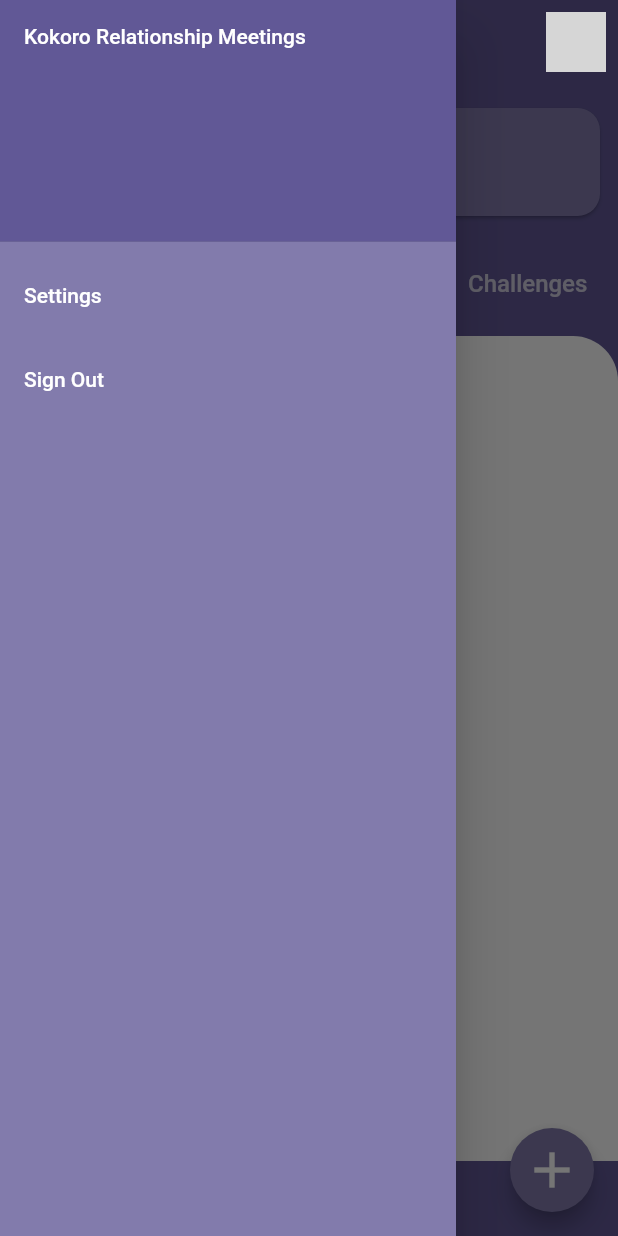
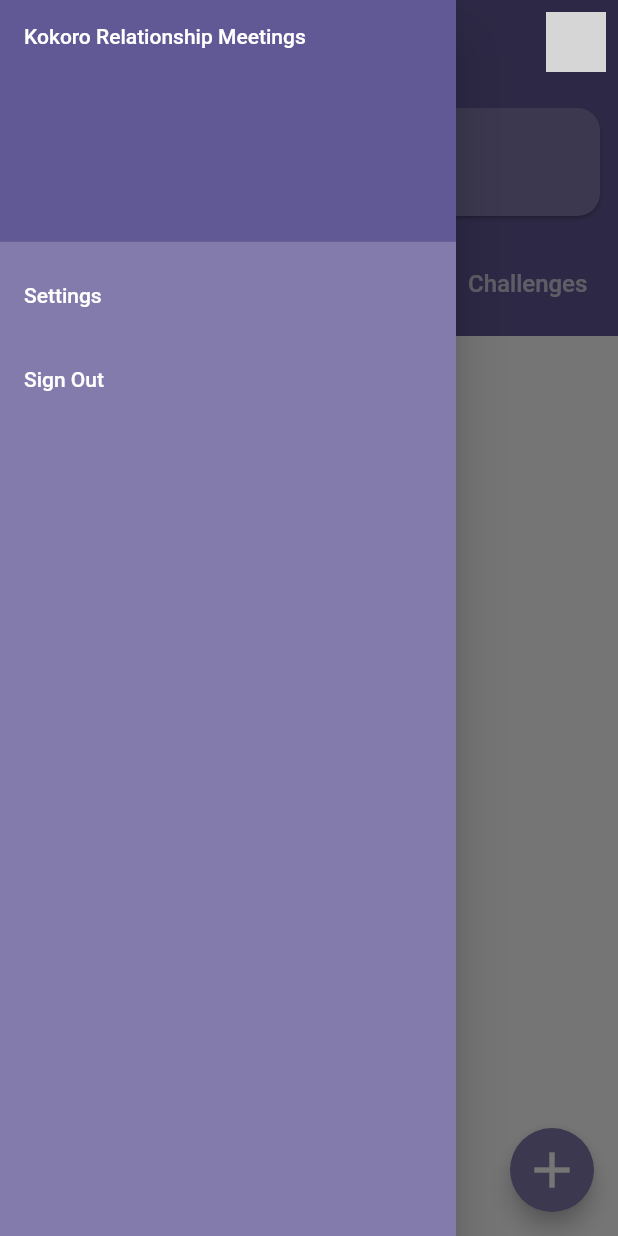
Before and after one commit to Jiaxen/kokoro, a Flutter app: the screen it shows once a user with an empty profile is signed in, in the side drawer, after a tap on "Sign Out", on a phone screen of 412 x 824 dp. Run offline on Flutter 3.47's test engine with Material 2 defaults, Android fonts, the phone set to English and light mode, and no system bars; drawn by our look-alikes of flutter_progress_hud; our stand-ins replace cloud_firestore, firebase_auth, firebase_core, flutter_signin_button, google_sign_in; missing offline and left inert: flutter_facebook_auth; accounts and stored records are empty; network calls fail; grey boxes are pictures that could not be loaded.

Commit message:
Replace lists with slivers

```diff
--- a/lib/screens/notes_screen.dart
+++ b/lib/screens/notes_screen.dart
@@ -68,9 +68,10 @@ class _NotesScreenState extends State<NotesScreen>
                     backgroundColor: kPrimaryAppColour,
                     drawer: MainDrawer(auth: _auth),
                     body: Container(
-                      child: CustomScrollView(
+                      child: NestedScrollView(
                           physics: ClampingScrollPhysics(),
-                          slivers: <Widget>[
+                        headerSliverBuilder: (BuildContext context, bool innerBoxIsScrolled) {
+                          return <Widget>[
                             SliverAppBar(
                               pinned: true,
                               snap: false,
@@ -104,8 +105,11 @@ class _NotesScreenState extends State<NotesScreen>
                             ),
                             NextMeetingCard(),
                             NextNotesTabBar(tabController: _tabController),
+                          ];
+                        },
+                          body:
                             NextMeetingNotes(tabController: _tabController),
-                          ]),
+                          ),
                     ));
               },
             ),
@@ -127,19 +131,9 @@ class NextMeetingNotes extends StatelessWidget {
 
   @override
   Widget build(BuildContext context) {
-    return SliverToBoxAdapter(
-      child: Container(
-        height: safeHeight - 50,
-        child:
-            Column(crossAxisAlignment: CrossAxisAlignment.stretch, children: [
-          Expanded(
-            child: Container(
-              color: kPrimaryAppColour,
-              child: NextNotesTabs(tabController: _tabController),
-            ),
-          ),
-        ]),
-      ),
+    return Container(
+      color: kPrimaryBackgroundColour,
+      child: NextNotesTabs(tabController: _tabController),
     );
   }
 }
--- a/lib/widgets/next_notes_panel.dart
+++ b/lib/widgets/next_notes_panel.dart
@@ -22,8 +22,10 @@ class NextNotesTabBar extends StatelessWidget {
         child: TabBar(
           padding: const EdgeInsets.symmetric(horizontal: 10, vertical: 10),
           indicator: BoxDecoration(
-              borderRadius: BorderRadius.circular(12), color: kSecondaryAppColour),
-          labelStyle: const TextStyle(fontWeight: FontWeight.w500, fontSize: 16),
+              borderRadius: BorderRadius.circular(12),
+              color: kSecondaryAppColour),
+          labelStyle:
+              const TextStyle(fontWeight: FontWeight.w500, fontSize: 16),
           isScrollable: true,
           controller: _tabController,
           tabs: const <Widget>[
@@ -108,28 +110,32 @@ class NextNotesTab extends StatelessWidget {
 
   @override
   Widget build(BuildContext context) {
-    return Container(
-      decoration: const BoxDecoration(
-          color: Colors.white,
-          borderRadius: BorderRadius.only(
-              topLeft: Radius.circular(30), topRight: Radius.circular(30))),
-      child: Center(
-        child: ListView.builder(
-          padding: const EdgeInsets.all(8),
-          itemCount: notes.length,
-          itemBuilder: (BuildContext context, int index) {
-            return Container(
-              height: 50,
-              child: Column(
-                children: [
-                  Text('note: ${notes[index].content}'),
-                  Text('sent by: ${notes[index].sentBy}'),
-                ],
-              ),
-            );
-          },
-        ),
-      ),
+    return SafeArea(
+      top: false,
+      bottom: false,
+      child: Builder(builder: (BuildContext context) {
+        return CustomScrollView(slivers: [
+          SliverList(
+            delegate: SliverChildBuilderDelegate(
+              (BuildContext context, int index) {
+                return ListTile(
+                  title: Text('note: ${notes[index].content}')
+                );
+              },childCount: notes.length,
+            ),
+          ),
+          // SliverFillRemaining(
+          //   child: Container(
+          //     color: Colors.blue[100],
+          //     child: Icon(
+          //       Icons.sentiment_very_satisfied,
+          //       size: 75,
+          //       color: Colors.blue[900],
+          //     ),
+          //   ),
+          // ),
+        ]);
+      }),
     );
   }
 }
```
